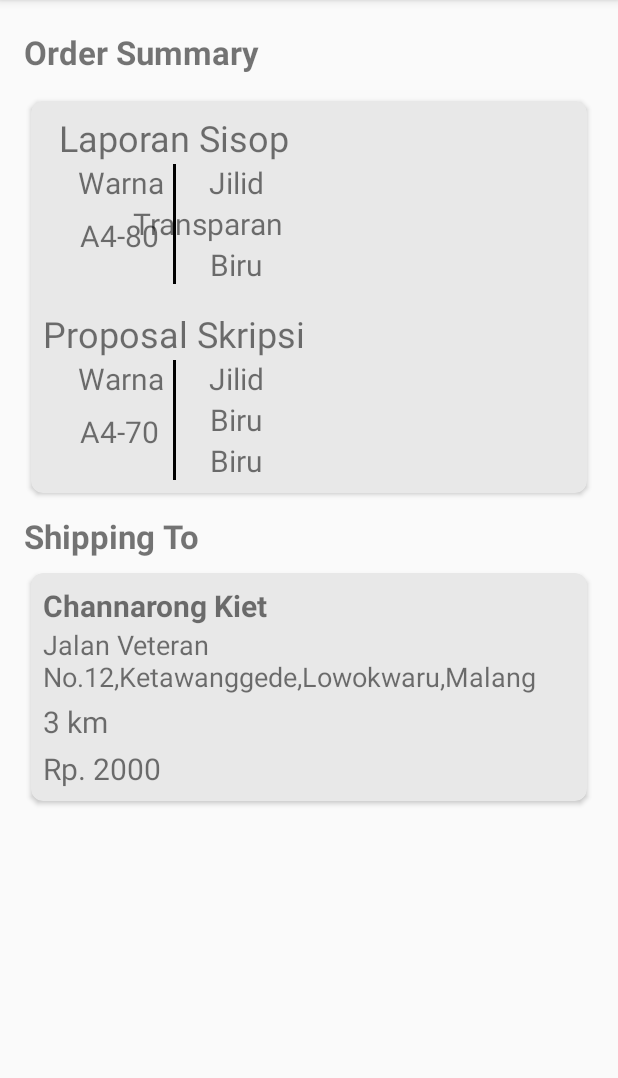
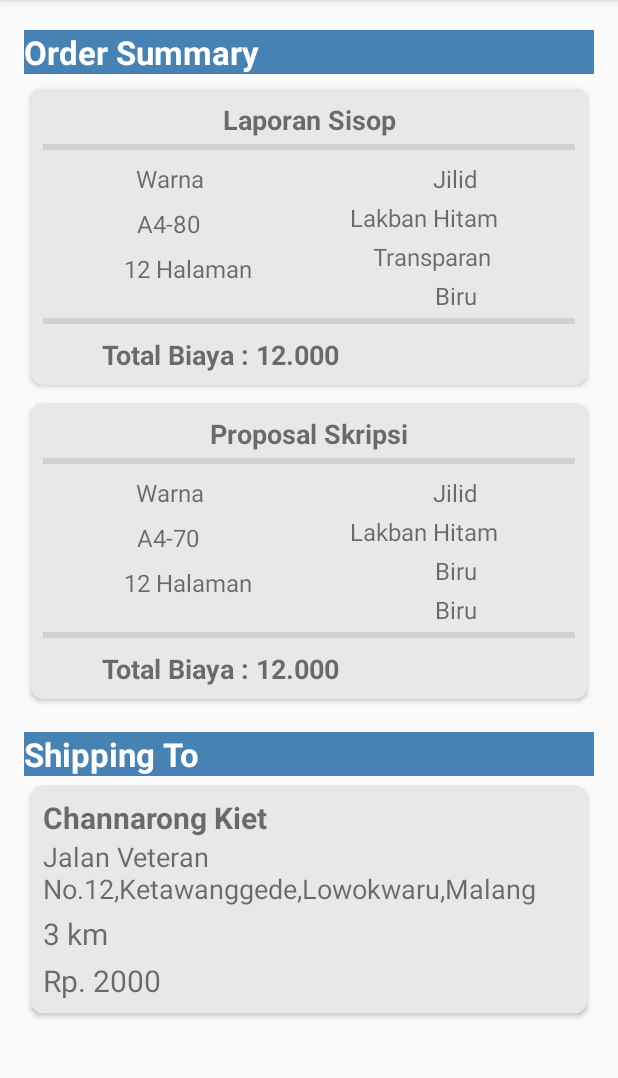
Before and after one commit to LaodeMFauzan/Print-In, an Android app: the OrderSummaryActivity screen opened directly, with no data from a screen before it, on a phone screen of 412 x 824 dp, the part 84-1162 px from its top. Run offline under Robolectric (Android 15) with nearby library versions, the phone set to English and light mode, and no system bars.

Commit message:
updated : layout item summary order

```diff
--- a/app/src/main/res/layout/activity_order_summary.xml
+++ b/app/src/main/res/layout/activity_order_summary.xml
@@ -11,51 +11,38 @@
 
         <TextView
             android:id="@+id/tv_label_order_summary"
-            android:layout_width="wrap_content"
+            android:layout_width="match_parent"
             android:layout_height="wrap_content"
             android:text="@string/label_order_summary"
             android:textSize="22sp"
             android:textStyle="bold"
             android:layout_marginTop="4dp"
-            android:layout_marginBottom="8dp"
+            android:textColor="@color/whiteColor"
+            android:background="@color/bg_label_summary"
             app:layout_constraintTop_toTopOf="parent"
             app:layout_constraintLeft_toLeftOf="parent"
-            app:layout_constraintBottom_toTopOf="@id/cv_summary_order"/>
-
-        <android.support.v7.widget.CardView
-            android:id="@+id/cv_summary_order"
-            android:layout_height="wrap_content"
-            android:layout_width="match_parent"
-            app:cardElevation="2dp"
-            app:cardUseCompatPadding="true"
-            app:cardCornerRadius="8dp"
-            android:layout_weight="1"
-            android:clickable="true"
-            android:paddingBottom="6dp"
-            android:focusable="true"
-            app:cardBackgroundColor="@color/item_file_criteria"
-            android:layout_marginTop="4dp"
-            app:layout_constraintBottom_toTopOf="@id/tv_label_shipping"
-            app:layout_constraintTop_toBottomOf="@id/tv_label_order_summary">
+            app:layout_constraintBottom_toTopOf="@id/rv_summary_order"/>
 
             <android.support.v7.widget.RecyclerView
                 android:id="@+id/rv_summary_order"
                 android:scrollbars="vertical"
                 android:layout_width="wrap_content"
-                android:layout_height="wrap_content" />
-        </android.support.v7.widget.CardView>
-
+                android:layout_height="wrap_content"
+                android:layout_marginTop="4dp"
+                app:layout_constraintTop_toBottomOf="@id/tv_label_order_summary"/>
 
         <TextView
             android:id="@+id/tv_label_shipping"
-            android:layout_width="wrap_content"
+            android:layout_width="match_parent"
             android:layout_height="wrap_content"
             android:text="@string/label_shipping_to"
             android:textSize="22sp"
+            android:background="@color/bg_label_summary"
+            android:textColor="@color/whiteColor"
             android:textStyle="bold"
-            android:layout_marginTop="8dp"
+            android:layout_marginTop="16dp"
             app:layout_constraintLeft_toLeftOf="parent"
-            app:layout_constraintTop_toBottomOf="@id/cv_summary_order"/>
+            app:layout_constraintTop_toBottomOf="@id/rv_summary_order"/>
 
         <android.support.v7.widget.CardView
             android:id="@+id/cv_shipping_to"
@@ -69,7 +56,6 @@
             android:paddingBottom="6dp"
             android:focusable="true"
             app:cardBackgroundColor="@color/item_file_criteria"
-            android:layout_marginTop="4dp"
             app:layout_constraintTop_toBottomOf="@id/tv_label_shipping">
 
             <android.support.constraint.ConstraintLayout
--- a/app/src/main/res/layout/item_summary_order.xml
+++ b/app/src/main/res/layout/item_summary_order.xml
@@ -1,8 +1,23 @@
 <?xml version="1.0" encoding="utf-8"?>
-<android.support.constraint.ConstraintLayout xmlns:android="http://schemas.android.com/apk/res/android"
+
+<android.support.v7.widget.CardView
+    xmlns:android="http://schemas.android.com/apk/res/android"
+    xmlns:app="http://schemas.android.com/apk/res-auto"
+    android:id="@+id/cv_summary_order"
+    android:layout_height="wrap_content"
+    android:layout_width="match_parent"
+    app:cardElevation="2dp"
+    app:cardUseCompatPadding="true"
+    app:cardCornerRadius="8dp"
+    android:layout_weight="1"
+    android:clickable="true"
+    android:paddingBottom="6dp"
+    android:focusable="true"
+    app:cardBackgroundColor="@color/item_file_criteria">
+
+    <android.support.constraint.ConstraintLayout
         android:layout_width="match_parent"
         android:layout_height="wrap_content"
-    xmlns:app="http://schemas.android.com/apk/res-auto"
         android:padding="8dp">
 
         <TextView
@@ -10,21 +25,31 @@
             android:layout_width="wrap_content"
             android:layout_height="wrap_content"
             android:text="@string/file_name"
-        android:textSize="24sp"
+            android:textSize="18sp"
+            android:textStyle="bold"
             app:layout_constraintHorizontal_bias="0.5"
             app:layout_constraintRight_toRightOf="parent"
             app:layout_constraintLeft_toLeftOf="parent"/>
+
+        <View
+            android:id="@+id/line_filename"
+            android:layout_width="match_parent"
+            android:layout_height="4dp"
+            android:background="@color/background_all"
+            app:layout_constraintTop_toBottomOf="@id/tv_summary_filename"
+            android:layout_marginTop="4dp"/>
 
         <TextView
             android:id="@+id/tv_summary_is_colored"
             android:layout_width="wrap_content"
             android:layout_height="wrap_content"
             android:text="@string/color_colored"
-        android:textSize="20sp"
+            android:textSize="16sp"
+            android:layout_marginTop="8dp"
             app:layout_constraintLeft_toLeftOf="parent"
             app:layout_constraintRight_toRightOf="parent"
             app:layout_constraintHorizontal_bias="0.2"
-        app:layout_constraintTop_toBottomOf="@id/tv_summary_filename" />
+            app:layout_constraintTop_toBottomOf="@id/line_filename" />
 
         <TextView
             android:id="@+id/tv_summary_paper_type"
@@ -32,28 +57,44 @@
             android:layout_height="wrap_content"
             android:text="@string/paper_type_default"
             android:layout_marginTop="8dp"
-        android:textSize="20sp"
+            android:textSize="16sp"
             app:layout_constraintLeft_toLeftOf="parent"
             app:layout_constraintRight_toRightOf="parent"
             app:layout_constraintHorizontal_bias="0.2"
             app:layout_constraintTop_toBottomOf="@id/tv_summary_is_colored"/>
 
-    <View
-        android:layout_width="2dp"
-        android:layout_height="80dp"
-        android:background="@color/blackColor"
-        app:layout_constraintBottom_toBottomOf="parent"
-        app:layout_constraintTop_toBottomOf="@id/tv_summary_filename"
+        <TextView
+            android:id="@+id/tv_total_page"
+            android:layout_width="wrap_content"
+            android:layout_height="wrap_content"
+            android:text="@string/default_total_page"
+            android:layout_marginTop="8dp"
+            android:textSize="16sp"
+            app:layout_constraintLeft_toLeftOf="parent"
             app:layout_constraintRight_toRightOf="parent"
-        app:layout_constraintLeft_toLeftOf="parent"/>
+            app:layout_constraintHorizontal_bias="0.2"
+            app:layout_constraintTop_toBottomOf="@id/tv_summary_paper_type"/>
 
         <TextView
             android:id="@+id/tv_summary_is_binded"
             android:layout_width="wrap_content"
             android:layout_height="wrap_content"
             android:text="@string/binded"
-        android:textSize="20sp"
-        app:layout_constraintTop_toBottomOf="@id/tv_summary_filename"
+            android:textSize="16sp"
+            android:layout_marginTop="8dp"
+            app:layout_constraintTop_toBottomOf="@id/line_filename"
+            app:layout_constraintRight_toRightOf="parent"
+            app:layout_constraintLeft_toLeftOf="parent"
+            app:layout_constraintHorizontal_bias="0.8"/>
+
+        <TextView
+            android:id="@+id/tv_summary_type_bind"
+            android:layout_width="wrap_content"
+            android:layout_height="wrap_content"
+            android:text="@string/default_type_bind"
+            android:textSize="16sp"
+            android:layout_marginTop="4dp"
+            app:layout_constraintTop_toBottomOf="@id/tv_summary_is_binded"
             app:layout_constraintRight_toRightOf="parent"
             app:layout_constraintLeft_toLeftOf="parent"
             app:layout_constraintHorizontal_bias="0.8"/>
@@ -63,8 +104,9 @@
             android:layout_width="wrap_content"
             android:layout_height="wrap_content"
             android:text="@string/front_bind_default"
-        android:textSize="20sp"
-        app:layout_constraintTop_toBottomOf="@id/tv_summary_is_binded"
+            android:layout_marginTop="4dp"
+            android:textSize="16sp"
+            app:layout_constraintTop_toBottomOf="@id/tv_summary_type_bind"
             app:layout_constraintRight_toRightOf="parent"
             app:layout_constraintLeft_toLeftOf="parent"
             app:layout_constraintHorizontal_bias="0.8"/>
@@ -74,10 +116,32 @@
             android:layout_width="wrap_content"
             android:layout_height="wrap_content"
             android:text="@string/back_bind_default"
-        android:textSize="20sp"
+            android:layout_marginTop="4dp"
+            android:textSize="16sp"
             app:layout_constraintTop_toBottomOf="@id/tv_summary_front_bind"
             app:layout_constraintRight_toRightOf="parent"
             app:layout_constraintLeft_toLeftOf="parent"
             app:layout_constraintHorizontal_bias="0.8"/>
 
+        <View
+            android:id="@+id/line_total_cost"
+            android:layout_width="match_parent"
+            android:layout_height="4dp"
+            android:background="@color/background_all"
+            app:layout_constraintTop_toBottomOf="@id/tv_summary_back_bind"
+            android:layout_marginTop="4dp"/>
+
+        <TextView
+            android:layout_width="wrap_content"
+            android:layout_height="wrap_content"
+            android:text="@string/total_cost"
+            android:textSize="18sp"
+            android:textStyle="bold"
+            android:layout_marginTop="8dp"
+            app:layout_constraintRight_toRightOf="parent"
+            app:layout_constraintLeft_toLeftOf="parent"
+            app:layout_constraintHorizontal_bias="0.2"
+            app:layout_constraintTop_toBottomOf="@id/line_total_cost"
+            app:layout_constraintBottom_toBottomOf="parent"/>
     </android.support.constraint.ConstraintLayout>
+</android.support.v7.widget.CardView>
--- a/app/src/main/res/values/colors.xml
+++ b/app/src/main/res/values/colors.xml
@@ -14,5 +14,6 @@
     <color name="hint_color">#7D7D7D</color>
     <color name="item_file_criteria">#E8E8E8</color>
     <color name="btn_next">#4B636E</color>
+    <color name="bg_label_summary">#4682b4</color>
 
 </resources>
--- a/app/src/main/res/values/strings.xml
+++ b/app/src/main/res/values/strings.xml
@@ -24,4 +24,7 @@
     <string name="paper_type_default">A4-70gram</string>
     <string name="front_bind_default">Transparan</string>
     <string name="back_bind_default">Biru</string>
+    <string name="default_type_bind">Lakban Hitam</string>
+    <string name="total_cost">Total Biaya : 12.000</string>
+    <string name="default_total_page">12 Halaman</string>
 </resources>
```
Lines whose indentation alone changed are shown as unchanged.
